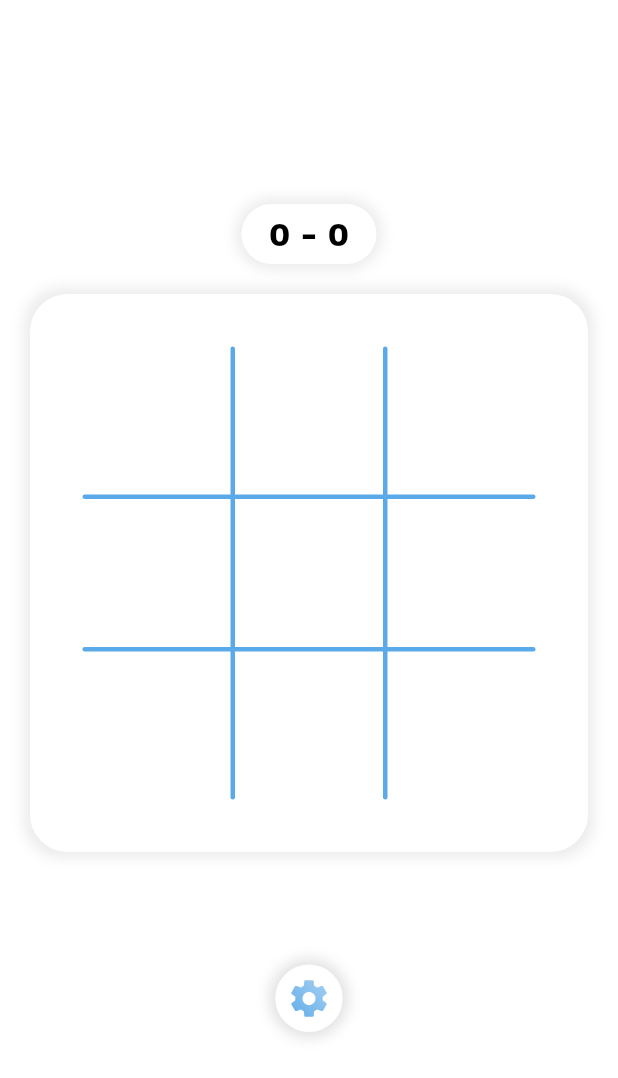
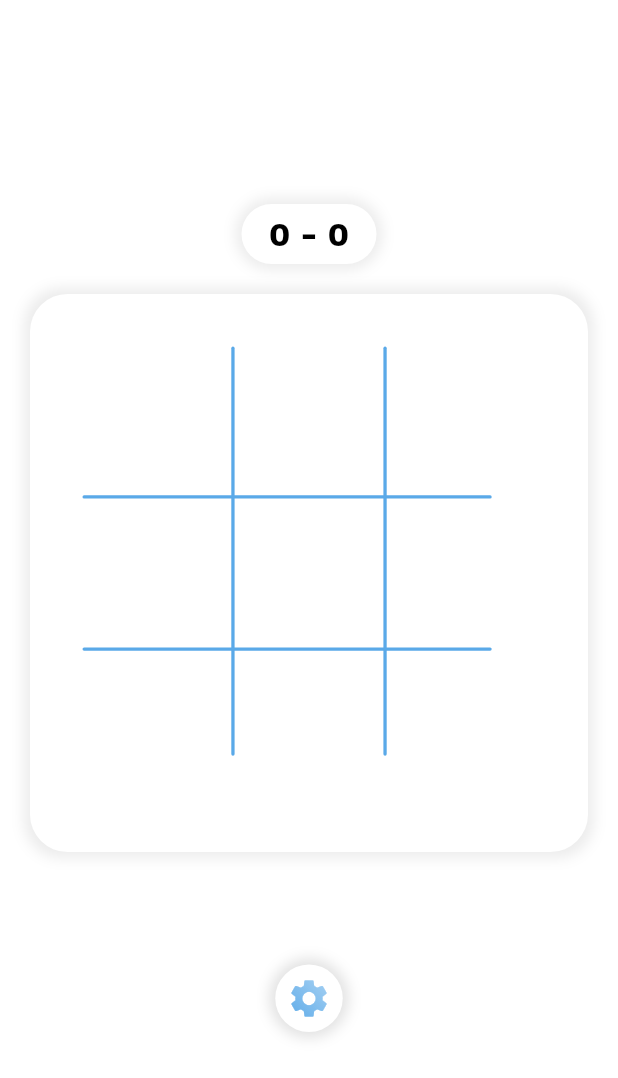
Before and after one commit to ErfanRht/Tic-Tac-Toe, a Flutter app: the GameFriendScreen screen opened by its route, on a phone screen of 412 x 824 dp. Shown: the top 1078 px of the screen. Run offline on Flutter 3.47's test engine with Material 2 defaults, Android fonts, the phone set to English and light mode, and no system bars; our stand-ins replace get, google_fonts.

Commit message:
50% of game box is compelet.

```diff
--- a/lib/constants/types.dart
+++ b/lib/constants/types.dart
@@ -5,3 +5,4 @@ enum UserMode { USER, FRIEND }
 enum LineMode { VERTICAL, HORIZONTAL }
 enum BoxValue { EMPTY, CROSS, ZERO }
 enum Turn { CROSS, ZERO }
+enum IntoBox { TABLE, RESULT }
--- /dev/null
+++ b/lib/screens/with-friend/game/game-box/game-box.dart
@@ -0,0 +1,42 @@
+import 'package:flutter/material.dart';
+import 'package:get/get.dart';
+import 'package:tic_tac_toe/constants/types.dart';
+import 'package:tic_tac_toe/screens/with-friend/game/game-controller.dart';
+import 'package:tic_tac_toe/screens/with-friend/game/game-box/game-table.dart';
+
+class GameBox extends StatelessWidget {
+  final GameController gameController = Get.put(GameController());
+
+  @override
+  Widget build(BuildContext context) {
+    return GetBuilder<GameController>(builder: (state) {
+      return Container(
+          width: MediaQuery.of(context).size.width - 40,
+          height: MediaQuery.of(context).size.width - 40,
+          padding: EdgeInsets.all(35),
+          decoration: BoxDecoration(
+            borderRadius: BorderRadius.circular(25),
+            color: Colors.white,
+            boxShadow: [
+              BoxShadow(
+                color: Colors.grey.withOpacity(0.2),
+                spreadRadius: 4,
+                blurRadius: 7,
+              ),
+            ],
+          ),
+          child: intoBox(state.intoBox));
+    });
+  }
+
+  Widget intoBox(IntoBox intoBox) {
+    switch (intoBox) {
+      case (IntoBox.TABLE):
+        return GameTable();
+        break;
+      case (IntoBox.RESULT):
+        return null;
+        break;
+    }
+  }
+}
--- a/lib/screens/with-friend/set-names/game-table.dart
+++ b/lib/screens/with-friend/game/game-box/game-table.dart
@@ -1,5 +1,7 @@
 import 'package:flutter/material.dart';
+import 'package:get/get.dart';
 import 'package:tic_tac_toe/constants/types.dart';
+import 'package:tic_tac_toe/screens/with-friend/game/game-controller.dart';
 import 'package:tic_tac_toe/widgets/icons/cross-icon.dart';
 import 'package:tic_tac_toe/widgets/icons/zero-icon.dart';
 import 'package:tic_tac_toe/widgets/line.dart';
@@ -32,22 +34,7 @@ class _GameTableState extends State<GameTable> {
 
   @override
   Widget build(BuildContext context) {
-    return Container(
-      width: MediaQuery.of(context).size.width - 40,
-      height: MediaQuery.of(context).size.width - 40,
-      padding: EdgeInsets.all(35),
-      decoration: BoxDecoration(
-        borderRadius: BorderRadius.circular(25),
-        color: Colors.white,
-        boxShadow: [
-          BoxShadow(
-            color: Colors.grey.withOpacity(0.2),
-            spreadRadius: 4,
-            blurRadius: 7,
-          ),
-        ],
-      ),
-      child: Stack(
+    return Stack(
       children: [
         Row(
           mainAxisAlignment: MainAxisAlignment.spaceBetween,
@@ -78,19 +65,26 @@ class _GameTableState extends State<GameTable> {
           }),
         ),
       ],
-      ),
     );
   }
 
-  checkWin() {
+  setWinner(BoxValue value) async {
+    UserMode winner;
+    if (value == BoxValue.CROSS) {
+      winner = UserMode.USER;
+    } else {
+      winner = UserMode.FRIEND;
+    }
+    await Future.delayed(Duration(milliseconds: 1000));
+    Get.find<GameController>()
+        .updateGame(newIntoBox: IntoBox.RESULT, newwinner: winner);
+  }
+
+  checkWin() async {
     if ((gameState[0] != BoxValue.EMPTY) &&
         (gameState[0] == gameState[1]) &&
         (gameState[1] == gameState[2])) {
-      // if any user Win update the message state
-      setState(() {
-        // this.message = '${this.gameState[0]} wins';
-        // this.Delay();
-      });
+      setWinner(gameState[0]);
     } else if ((gameState[3] != BoxValue.EMPTY) &&
         (gameState[3] == gameState[4]) &&
         (gameState[4] == gameState[5])) {
@@ -101,45 +95,27 @@ class _GameTableState extends State<GameTable> {
     } else if ((gameState[6] != BoxValue.EMPTY) &&
         (gameState[6] == gameState[7]) &&
         (gameState[7] == gameState[8])) {
-      setState(() {
-        // this.message = '${this.gameState[6]} wins';
-        // this.Delay();
-      });
+      setWinner(gameState[0]);
     } else if ((gameState[0] != BoxValue.EMPTY) &&
         (gameState[0] == gameState[3]) &&
         (gameState[3] == gameState[6])) {
-      setState(() {
-        // this.message = '${this.gameState[0]} wins';
-        // this.Delay();
-      });
+      setWinner(gameState[0]);
     } else if ((gameState[1] != BoxValue.EMPTY) &&
         (gameState[1] == gameState[4]) &&
         (gameState[4] == gameState[7])) {
-      setState(() {
-        // this.message = '${this.gameState[1]} wins';
-        // this.Delay();
-      });
+      setWinner(gameState[0]);
     } else if ((gameState[2] != BoxValue.EMPTY) &&
         (gameState[2] == gameState[5]) &&
         (gameState[5] == gameState[8])) {
-      setState(() {
-        // this.message = '${this.gameState[2]} wins';
-        // this.Delay();
-      });
+      setWinner(gameState[0]);
     } else if ((gameState[0] != BoxValue.EMPTY) &&
         (gameState[0] == gameState[4]) &&
         (gameState[4] == gameState[8])) {
-      setState(() {
-        // this.message = '${this.gameState[0]} wins';
-        // this.Delay();
-      });
+      setWinner(gameState[0]);
     } else if ((gameState[2] != BoxValue.EMPTY) &&
         (gameState[2] == gameState[4]) &&
         (gameState[4] == gameState[6])) {
-      setState(() {
-        // this.message = '${this.gameState[2]} wins';
-        // this.Delay();
-      });
+      setWinner(gameState[0]);
     } else if (!gameState.contains(BoxValue.EMPTY)) {
       setState(() {
         // this.message = 'Game Draw';
@@ -163,16 +139,28 @@ class _GameTableState extends State<GameTable> {
     }
   }
 
+  // ignore: missing_return
   Widget intoBox(BoxValue value) {
     switch (value) {
       case (BoxValue.EMPTY):
         return Text('');
         break;
       case (BoxValue.CROSS):
-        return Center(child: CrossIcon(iconSize: IconSize.MINIMAL));
+        return Center(
+            child: CrossIcon(
+          iconSize: IconSize.MINIMAL,
+          animation: true,
+        ));
         break;
       case (BoxValue.ZERO):
-        return Center(child: ZeroIcon(iconSize: IconSize.MINIMAL));
+        return Center(
+            child: Padding(
+          padding: const EdgeInsets.only(bottom: 14),
+          child: ZeroIcon(
+            iconSize: IconSize.MINIMAL,
+            animation: true,
+          ),
+        ));
         break;
     }
   }
--- /dev/null
+++ b/lib/screens/with-friend/game/game-controller.dart
@@ -0,0 +1,15 @@
+import 'package:flutter/material.dart';
+import 'package:get/get.dart';
+import 'package:tic_tac_toe/constants/types.dart';
+
+class GameController extends GetxController {
+  IntoBox intoBox = IntoBox.TABLE;
+  UserMode lastWinner;
+
+  updateGame({IntoBox newIntoBox, UserMode newwinner}) {
+    intoBox = newIntoBox != null ? newIntoBox : intoBox;
+    lastWinner = newwinner != null ? newwinner : lastWinner;
+
+    update();
+  }
+}
--- a/lib/screens/with-friend/game/game.dart
+++ b/lib/screens/with-friend/game/game.dart
@@ -2,8 +2,9 @@ import 'package:flutter/material.dart';
 import 'package:get/get.dart';
 import 'package:tic_tac_toe/constants/colors.dart';
 import 'package:tic_tac_toe/controllers/user-choose-controller.dart';
+import 'package:tic_tac_toe/screens/with-friend/game/game-box/game-box.dart';
 import 'package:tic_tac_toe/screens/with-friend/game/scoreboard.dart';
-import 'package:tic_tac_toe/screens/with-friend/set-names/game-table.dart';
+import 'package:tic_tac_toe/screens/with-friend/game/game-box/game-table.dart';
 import 'package:tic_tac_toe/widgets/icon-button.dart';
 
 class GameFriendScreen extends StatelessWidget {
@@ -20,7 +21,7 @@ class GameFriendScreen extends StatelessWidget {
             SizedBox(
               height: 20,
             ),
-            GameTable(),
+            GameBox(),
             SizedBox(
               height: 75,
             ),
--- a/lib/screens/with-friend/game/scoreboard.dart
+++ b/lib/screens/with-friend/game/scoreboard.dart
@@ -1,6 +1,7 @@
 import 'package:flutter/material.dart';
 import 'package:get/get.dart';
 import 'package:google_fonts/google_fonts.dart';
+import 'package:tic_tac_toe/constants/colors.dart';
 import 'package:tic_tac_toe/controllers/user-choose-controller.dart';
 
 class ScoreBoard extends StatelessWidget {
@@ -9,17 +10,9 @@ class ScoreBoard extends StatelessWidget {
   @override
   Widget build(BuildContext context) {
     return Container(
-      child: Row(
-        mainAxisAlignment: MainAxisAlignment.center,
+      child: Stack(
+        alignment: Alignment.center,
         children: [
-          Text(
-            userChooseController.userName,
-            style: GoogleFonts.workSans(
-                fontSize: 20, fontWeight: FontWeight.w600, color: Colors.black),
-          ),
-          SizedBox(
-            width: 35,
-          ),
           Container(
             width: 90,
             height: 40,
@@ -44,13 +37,27 @@ class ScoreBoard extends StatelessWidget {
               ),
             ),
           ),
-          SizedBox(
-            width: 35,
-          ),
-          Text(
-            userChooseController.friendName,
-            style: GoogleFonts.workSans(
-                fontSize: 20, fontWeight: FontWeight.w600, color: Colors.black),
+          Row(
+            mainAxisAlignment: MainAxisAlignment.spaceBetween,
+            children: [
+              SizedBox(),
+              Text(
+                userChooseController.userName,
+                style: GoogleFonts.workSans(
+                    fontSize: 20,
+                    fontWeight: FontWeight.w600,
+                    color: kPrimaryColor),
+              ),
+              SizedBox(),
+              Text(
+                userChooseController.friendName,
+                style: GoogleFonts.workSans(
+                    fontSize: 20,
+                    fontWeight: FontWeight.w600,
+                    color: kZeroIconColor),
+              ),
+              SizedBox(),
+            ],
           ),
         ],
       ),
--- a/lib/widgets/line.dart
+++ b/lib/widgets/line.dart
@@ -2,18 +2,29 @@ import 'package:flutter/material.dart';
 import 'package:tic_tac_toe/constants/colors.dart';
 import 'package:tic_tac_toe/constants/types.dart';
 
-class Line extends StatelessWidget {
+class Line extends StatefulWidget {
   LineMode lineMode;
   Line(this.lineMode);
+
+  @override
+  _LineState createState() => _LineState();
+}
+
+class _LineState extends State<Line> {
+  double height;
+  double width;
+  @override
+  void initState() {
+    super.initState();
+    height = 0;
+    width = 0;
+    animationManage();
+  }
+
   @override
   Widget build(BuildContext context) {
-    double height = lineMode == LineMode.VERTICAL
-        ? MediaQuery.of(context).size.width - 40
-        : 3;
-    double width = lineMode == LineMode.VERTICAL
-        ? 3
-        : MediaQuery.of(context).size.width - 40;
-    return Container(
+    return AnimatedContainer(
+      duration: Duration(milliseconds: 1500),
       width: width,
       height: height,
       decoration: BoxDecoration(
@@ -22,4 +33,16 @@ class Line extends StatelessWidget {
       ),
     );
   }
+
+  animationManage() async {
+    await Future.delayed(Duration(milliseconds: 750));
+    setState(() {
+      height = widget.lineMode == LineMode.VERTICAL
+          ? MediaQuery.of(context).size.width - 40
+          : 3;
+      width = widget.lineMode == LineMode.VERTICAL
+          ? 3
+          : MediaQuery.of(context).size.width - 40;
+    });
+  }
 }
```
Also changed, not shown: lib/widgets/icons/cross-icon.dart (+44 -16 lines), lib/widgets/icons/zero-icon.dart (+57 -18 lines). Lines whose indentation alone changed are shown as unchanged.
